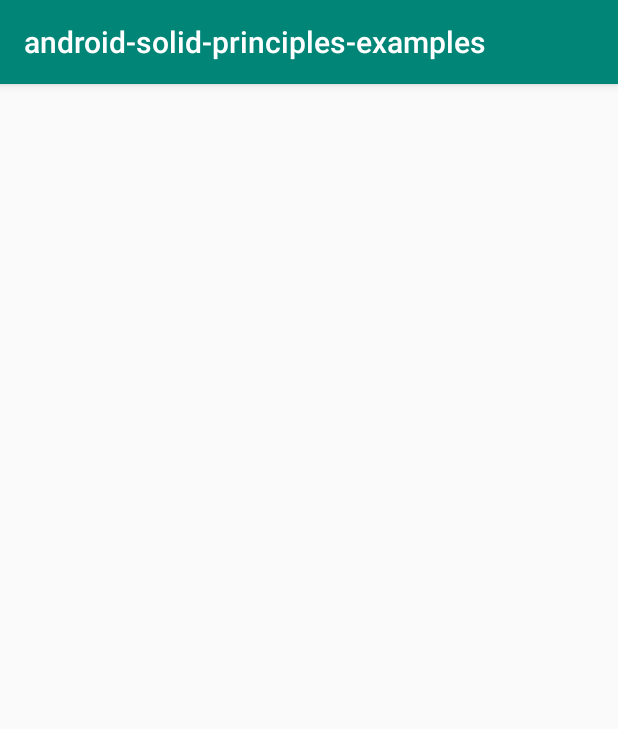
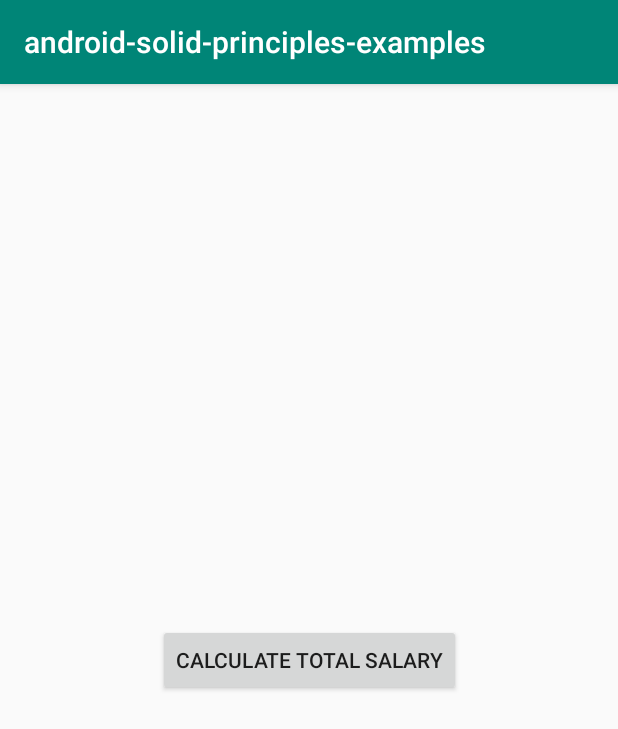
Before and after one commit to CarlitosDroid/android-solid-principles-exercises, an Android app: the screen it shows after launch (MainActivity), on a phone screen of 412 x 824 dp. Shown: the top 729 px of the screen. Run offline under Robolectric (Android 15) with nearby library versions, the phone set to English and light mode, and no system bars.

Commit message:
Add first exercise without OCP

```diff
--- a/app/src/main/res/layout/activity_main.xml
+++ b/app/src/main/res/layout/activity_main.xml
@@ -5,4 +5,12 @@
         xmlns:app="http://schemas.android.com/apk/res-auto"
         android:layout_width="match_parent"
         android:layout_height="match_parent"
-        tools:context=".MainActivity"/>
+        tools:context=".MainActivity">
+    <Button
+            android:text="Calculate Total Salary"
+            android:layout_width="wrap_content"
+            android:layout_height="wrap_content"
+            android:id="@+id/btnCalculateTotalSalary" app:layout_constraintStart_toStartOf="parent"
+            app:layout_constraintHorizontal_bias="0.5" app:layout_constraintEnd_toEndOf="parent"
+            app:layout_constraintTop_toTopOf="parent" app:layout_constraintBottom_toBottomOf="parent"/>
+</androidx.constraintlayout.widget.ConstraintLayout>
```
Also changed, not shown: app/src/main/java/com/example/android_solid_principles_examples/DeveloperReport.kt (added, +7 -0 lines), app/src/main/java/com/example/android_solid_principles_examples/MainActivity.kt (+13 -0 lines), app/src/main/java/com/example/android_solid_principles_examples/SalaryCalculator.kt (added, +12 -0 lines).
